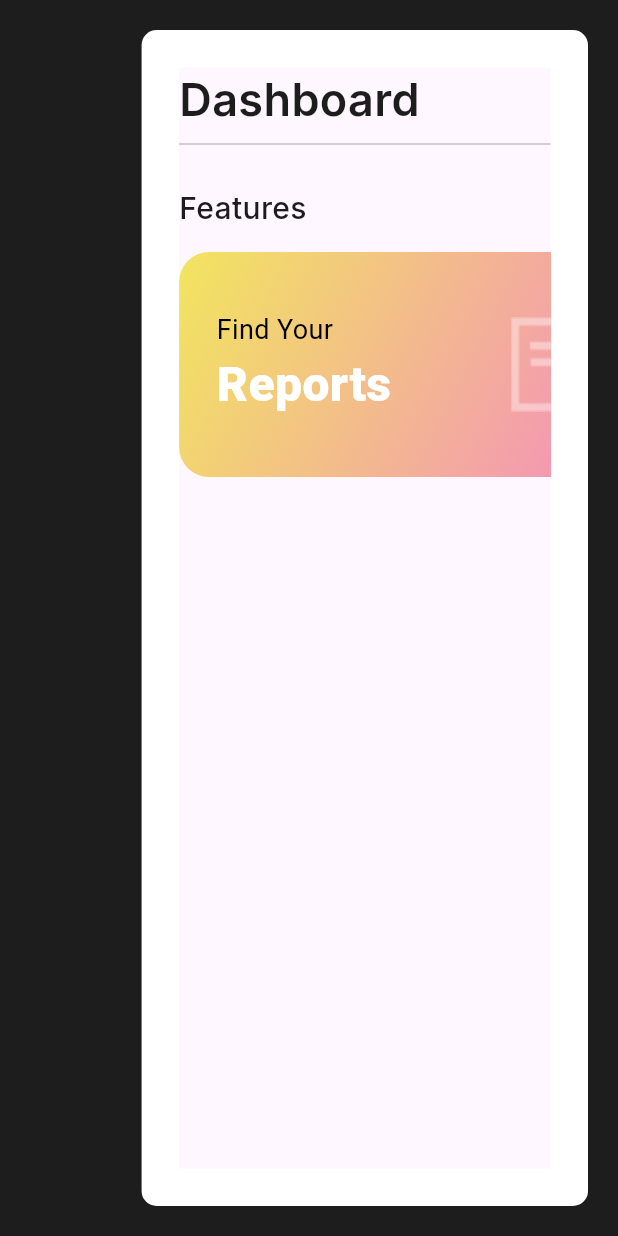
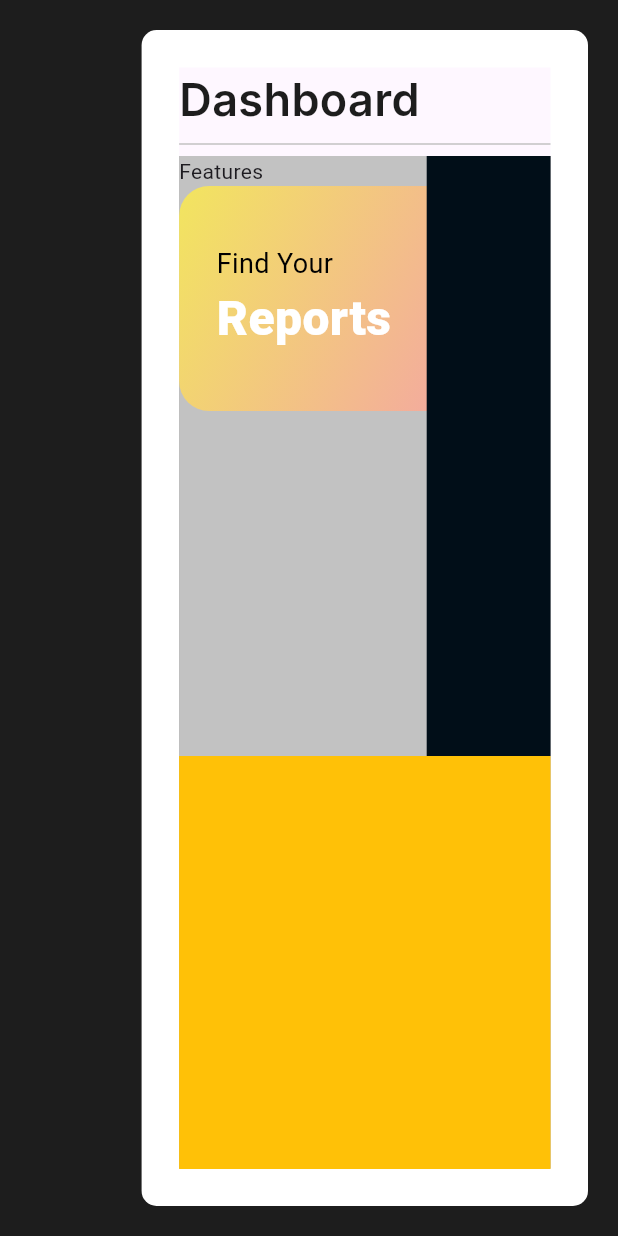
Before and after one commit to tarun-sakthivel/projext_x, a Flutter app: the screen it shows after launch, on a phone screen of 412 x 824 dp. Run offline on Flutter 3.47's test engine with Material 3 defaults, Android fonts, the phone set to English and light mode, and no system bars.

Commit message:
adding another recent

```diff
--- a/lib/Home_mainboard.dart
+++ b/lib/Home_mainboard.dart
@@ -67,15 +67,36 @@ class _HomemainboardState extends State<Homemainboard> {
            endIndent: 0,
            color: Kgreylinecolor,
           ),
-        SizedBox(
-          height: 20,
-      ),
-          Text("Features",style:TextStyle(fontFamily: "Inter",
-          fontSize: 20,
-          fontWeight: FontWeight.w500)),
-          Padding(
-            padding: const EdgeInsets.only(top:15,bottom: 15),
-            child: SingleChildScrollView(
+          Expanded(
+            child: Container(
+              height:double.infinity,
+              color:Colors.grey,
+
+              child:SingleChildScrollView(
+                scrollDirection: Axis.vertical,
+                physics: BouncingScrollPhysics(),
+
+                child: Column(
+                  mainAxisAlignment: MainAxisAlignment.start,
+                  crossAxisAlignment: CrossAxisAlignment.start,
+                  children: [
+                    Container(
+                      height:400,
+                      width:double.infinity,
+                      color:Kgreylinecolor,
+
+                      child:Row(
+                        mainAxisAlignment: MainAxisAlignment.start,
+                        crossAxisAlignment: CrossAxisAlignment.start,
+                        children: [
+                          Expanded(
+                            flex:2,
+                            child: Column(
+                              mainAxisAlignment: MainAxisAlignment.start,
+                              crossAxisAlignment: CrossAxisAlignment.start,
+                              children: [
+                                Text("Features"),
+                                SingleChildScrollView(
                       scrollDirection: Axis.horizontal,
                       physics: BouncingScrollPhysics(),
                       child: Row(
@@ -136,7 +157,41 @@ class _HomemainboardState extends State<Homemainboard> {
                         ],
                       ),
                     ),
+
+                              ],
+                            )
                           ),
+                          Expanded(
+                            flex:1,
+                            child: Container(
+                                color:const Color.fromARGB(255, 1, 14, 24),
+
+
+                            ),
+                          )
+                        ],
+
+                      ),
+                    ),
+
+                    Container(
+                      height:550,
+                      width:double.infinity,
+                      color:Colors.amber,
+                    ),
+                    Column(
+                      mainAxisAlignment: MainAxisAlignment.start,
+                      crossAxisAlignment: CrossAxisAlignment.start,
+                      children: [
+
+                      ],
+                    )
+
+                  ],
+                ),
+              )
+            )),
+
 
         ],
       )
```
Also changed, not shown: 1 other file. Lines whose indentation alone changed are shown as unchanged.
